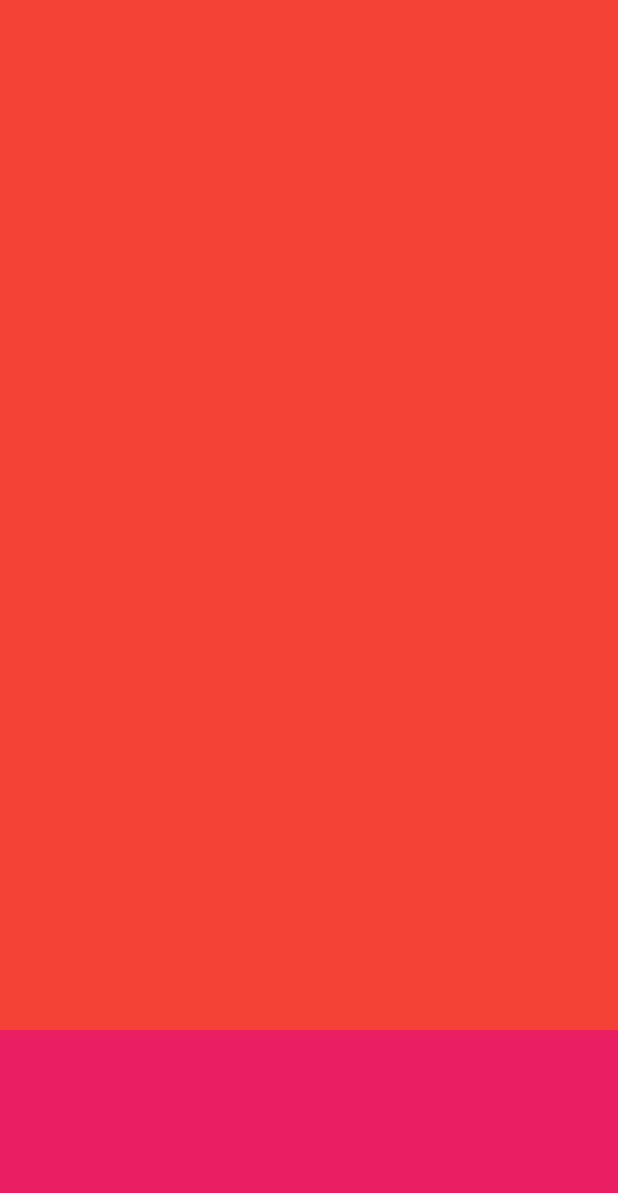
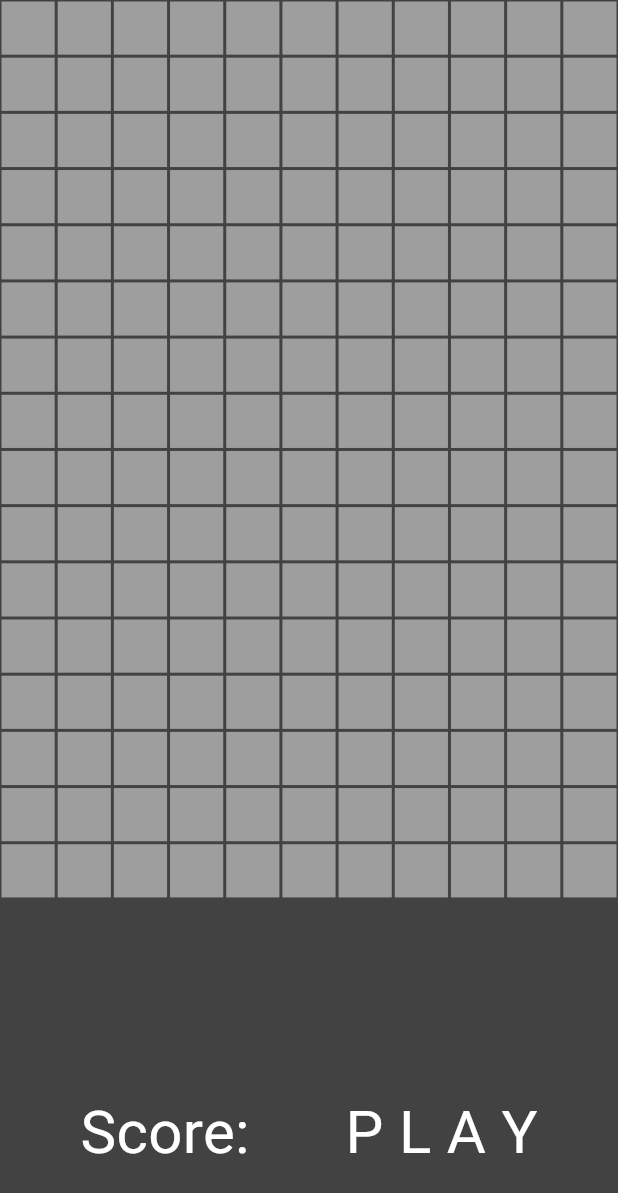
Before and after one commit to mohsenrahmdeli/Flutter-Pacman-Game, a Flutter app: the screen it shows after launch, on a phone screen of 412 x 824 dp. Shown: the top 1193 px of the screen. Run offline on Flutter 3.47's test engine with Material 3 defaults, Android fonts, the light colour scheme and no system bars.

Commit message:
Create Main

```diff
--- a/lib/home_page.dart
+++ b/lib/home_page.dart
@@ -1,7 +1,15 @@
 import 'package:flutter/material.dart';
 
-class HomePage extends StatelessWidget {
+class HomePage extends StatefulWidget {
   const HomePage({super.key});
+
+  @override
+  State<HomePage> createState() => _HomePageState();
+}
+
+class _HomePageState extends State<HomePage> {
+  static int numberRow = 11;
+  int numberOfSquares = numberRow * 16;
 
   @override
   Widget build(BuildContext context) {
@@ -12,12 +20,35 @@ class HomePage extends StatelessWidget {
           Expanded(
             flex: 5,
             child: Container(
-              color:Colors.red,
+              child: GridView.builder(
+                physics: NeverScrollableScrollPhysics(),
+                itemCount: numberOfSquares,
+                gridDelegate: SliverGridDelegateWithFixedCrossAxisCount(
+                    crossAxisCount: numberRow),
+                itemBuilder: (BuildContext context, int index) {
+                  return Padding(
+                    padding: const EdgeInsets.all(1.0),
+                    child: Container(
+                      color: Colors.grey,
+                    ),
+                  );
+                },
+              ),
             ),
           ),
           Expanded(
             child: Container(
-              color:Colors.pink
+              child: Row(
+                mainAxisAlignment: MainAxisAlignment.spaceEvenly,
+                children: [
+                  Text('Score: ',style:TextStyle(
+                    color: Colors.white,fontSize: 40,
+                  ),),
+                  Text('P L A Y',style:TextStyle(
+                    color: Colors.white,fontSize: 40,
+                  ),),
+                ],
+              ),
             ),
           )
         ],
```
